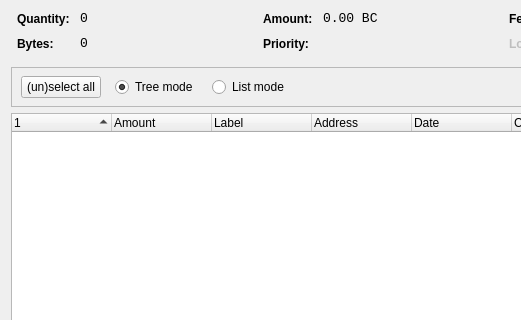
Before: the Qt Designer form src/qt/forms/coincontroldialog.ui in MoneyBagCoin/MoneyBagCoin, drawn with Qt 5; both pictures show x 0 to 521 and y 0 to 320 of the 1000 by 500 pixel window.
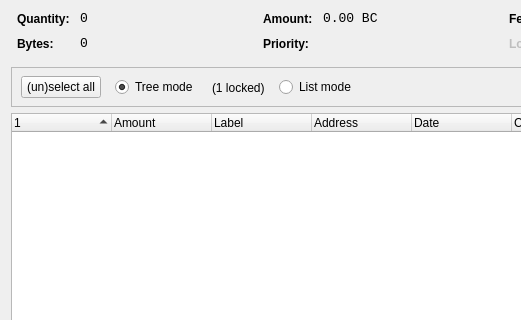
After: the same form once the commit is applied. Custom widgets are drawn as their Qt base class.

Commit message: Enabled coin lock on input control

```diff
--- a/src/qt/forms/coincontroldialog.ui
+++ b/src/qt/forms/coincontroldialog.ui
@@ -412,6 +412,13 @@
          </property>
         </widget>
        </item>
+       <item>
+         <widget class="QLabel" name="labelLocked">
+          <property name="text">
+           <string>(1 locked)</string>
+          </property>
+         </widget>
+        </item>
        <item>
         <widget class="QRadioButton" name="radioListMode">
          <property name="sizePolicy">
```
The commit also changes 2 other files.
